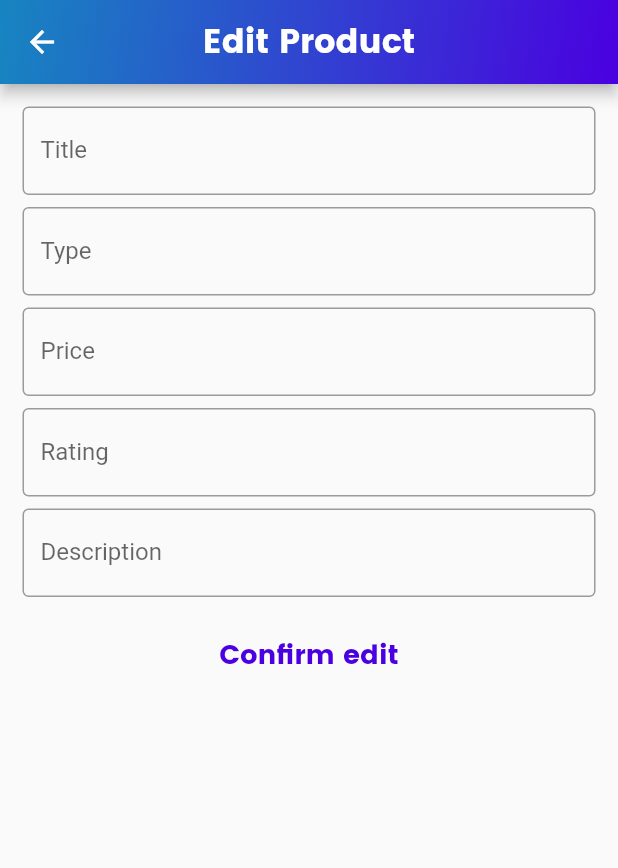
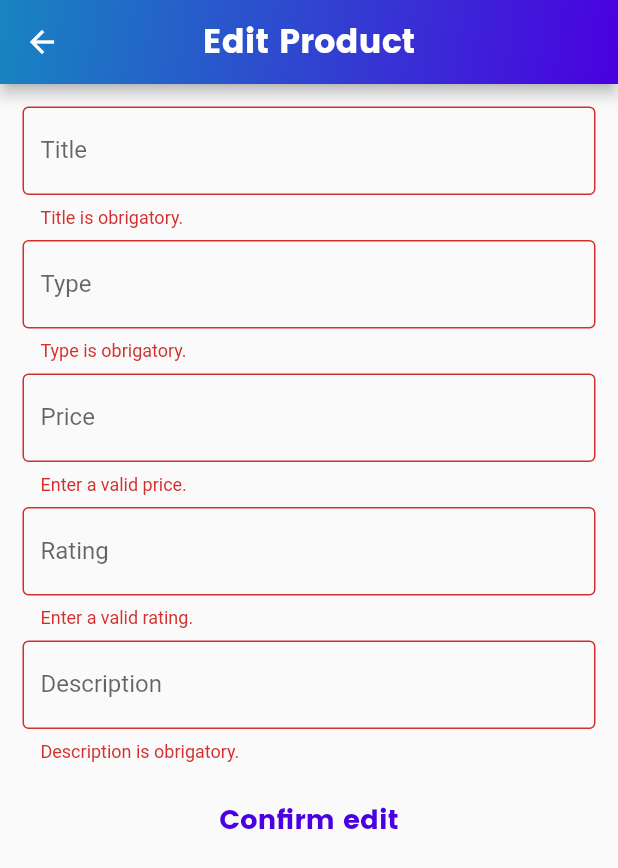
Before and after one commit to italoguasti/product_list_flutter_app_getx, a Flutter app: the EditProductPage screen opened directly with empty values, after a tap on "Confirm edit", on a phone screen of 412 x 824 dp. Shown: the top 868 px of the screen. Run offline on Flutter 3.47's test engine with Material 2 defaults, Android fonts, the light colour scheme and no system bars; our stand-ins replace firebase_core, flutter_rating_bar, flutter_svg, get; accounts and stored records are empty; statements that could not run were skipped.

Commit message:
validator and submit form edit page

```diff
--- a/lib/pages/edit_product_page.dart
+++ b/lib/pages/edit_product_page.dart
@@ -54,6 +54,24 @@ class _EditProductPageState extends State<EditProductPage> {
     _descriptionFocus.dispose();
   }
 
+  void updateProduct() {
+    if (_formKey.currentState?.validate() == true) {
+      final productModel = ProductModel(
+        title: _titleController.text,
+        type: _typeController.text,
+        description: _descriptionController.text,
+        filename: '51.jpg',
+        height: 40,
+        width: 196,
+        price: double.parse(_priceController.text),
+        rating: 5,
+      );
+
+      homeController.editProduct(productModel, index);
+      Get.back();
+    }
+  }
+
   @override
   Widget build(BuildContext context) {
     return Scaffold(
@@ -79,6 +97,16 @@ class _EditProductPageState extends State<EditProductPage> {
                 textInputAction: TextInputAction.next,
                 onFieldSubmitted: (_) =>
                     FocusScope.of(context).requestFocus(_typeFocus),
+                validator: (titleValidate) {
+                  final title = titleValidate ?? '';
+                  if (title.trim().isEmpty) {
+                    return 'Title is obrigatory.';
+                  }
+                  if (title.trim().length < 3) {
+                    return 'The title needs at least 3 letters.';
+                  }
+                  return null;
+                },
               ),
               const SizedBox(height: 8.0),
               InputTextFormField(
@@ -89,6 +117,16 @@ class _EditProductPageState extends State<EditProductPage> {
                 focusNode: _typeFocus,
                 onFieldSubmitted: (_) =>
                     FocusScope.of(context).requestFocus(_priceFocus),
+                validator: (typeValidate) {
+                  final type = typeValidate ?? '';
+                  if (type.trim().isEmpty) {
+                    return 'Type is obrigatory.';
+                  }
+                  if (type.trim().length < 3) {
+                    return 'The type needs at least 3 letters.';
+                  }
+                  return null;
+                },
               ),
               const SizedBox(height: 8.0),
               InputTextFormField(
@@ -98,7 +136,16 @@ class _EditProductPageState extends State<EditProductPage> {
                 textInputAction: TextInputAction.next,
                 focusNode: _priceFocus,
                 onFieldSubmitted: (_) =>
-                      FocusScope.of(context).requestFocus(_ratingFocus)),
+                    FocusScope.of(context).requestFocus(_ratingFocus),
+                validator: (priceValidate) {
+                  final priceString = priceValidate ?? '';
+                  final price = double.tryParse(priceString) ?? -1;
+                  if (price <= 0) {
+                    return 'Enter a valid price.';
+                  }
+                  return null;
+                },
+              ),
               const SizedBox(height: 8.0),
               InputTextFormField(
                 labelText: 'Rating',
@@ -107,7 +154,16 @@ class _EditProductPageState extends State<EditProductPage> {
                 textInputAction: TextInputAction.next,
                 focusNode: _ratingFocus,
                 onFieldSubmitted: (_) =>
-                      FocusScope.of(context).requestFocus(_descriptionFocus)),
+                    FocusScope.of(context).requestFocus(_descriptionFocus),
+                validator: (ratingValidate) {
+                  final ratingString = ratingValidate ?? '';
+                  final rating = double.tryParse(ratingString) ?? -1;
+                  if (rating <= 0 || rating > 5) {
+                    return 'Enter a valid rating.';
+                  }
+                  return null;
+                },
+              ),
               const SizedBox(height: 8.0),
               InputTextFormField(
                 labelText: 'Description',
@@ -115,22 +171,24 @@ class _EditProductPageState extends State<EditProductPage> {
                 textInputType: TextInputType.text,
                 textInputAction: TextInputAction.done,
                 focusNode: _descriptionFocus,
+                validator: (descriptionValidate) {
+                  final description = descriptionValidate ?? '';
+                  if (description.trim().isEmpty) {
+                    return 'Description is obrigatory.';
+                  }
+                  if (description.trim().length < 6) {
+                    return 'The description needs at least 6 letters.';
+                  }
+                  return null;
+                },
+                onFieldSubmitted: (_) {
+                  updateProduct();
+                },
               ),
               const SizedBox(height: 14.0),
               TextButton(
                 onPressed: () {
-                  final productModel = ProductModel(
-                    title: _titleController.text,
-                    type: _typeController.text,
-                    description: 'TestEdit',
-                    filename: '3.jpg',
-                    height: 40,
-                    width: 196,
-                    price: double.parse(_priceController.text),
-                    rating: 5,
-                  );
-                  homeController.editProduct(productModel, index);
-                  Get.back();
+                  updateProduct();
                 },
                 child: Text(
                   'Confirm edit',
--- a/lib/widgets/input_text_widget.dart
+++ b/lib/widgets/input_text_widget.dart
@@ -7,6 +7,7 @@ class InputTextFormField extends StatelessWidget {
   final TextInputAction textInputAction;
   final Function(String)? onFieldSubmitted;
   final FocusNode? focusNode;
+  final String? Function(String?)? validator;
 
   const InputTextFormField({
     Key? key,
@@ -16,6 +17,7 @@ class InputTextFormField extends StatelessWidget {
     required this.textInputAction,
     this.onFieldSubmitted,
     this.focusNode,
+    this.validator,
   }) : super(key: key);
 
   @override
@@ -30,6 +32,7 @@ class InputTextFormField extends StatelessWidget {
       ),
       focusNode: focusNode,
       onFieldSubmitted: onFieldSubmitted,
+      validator: validator,
       autocorrect: false,
       enableSuggestions: false,
     );
```
Also changed, not shown: assets/images/51.jpg (added). Lines whose indentation alone changed are shown as unchanged.
